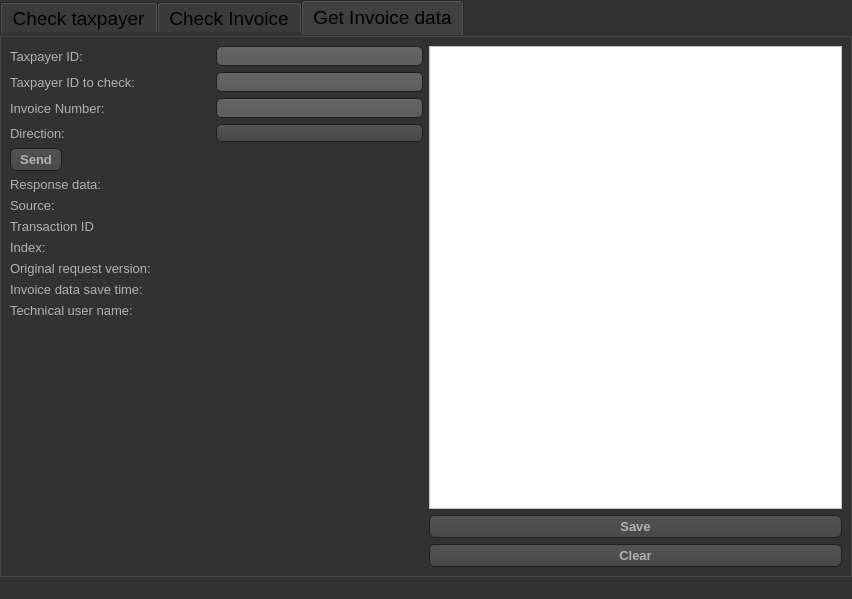
Before: the Qt Designer form child.ui in Antonikas58/hungary-app, drawn with Qt 5.
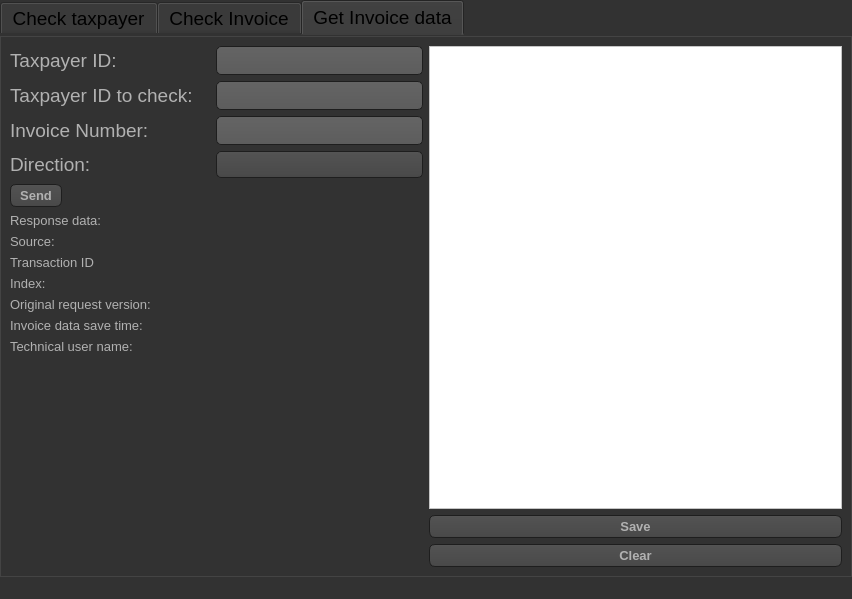
After: the same form once the commit is applied. Icons and pictures are not drawn.

What changed in the file:
```diff
--- a/child.ui
+++ b/child.ui
@@ -1561,7 +1561,7 @@
             <property name="font">
              <font>
               <family>MS Sans Serif</family>
-              <pointsize>10</pointsize>
+              <pointsize>14</pointsize>
              </font>
             </property>
             <property name="styleSheet">
@@ -1583,7 +1583,7 @@
             <property name="font">
              <font>
               <family>MS Sans Serif</family>
-              <pointsize>10</pointsize>
+              <pointsize>14</pointsize>
              </font>
             </property>
             <property name="styleSheet">
@@ -1605,7 +1605,7 @@
             <property name="font">
              <font>
               <family>MS Sans Serif</family>
-              <pointsize>10</pointsize>
+              <pointsize>14</pointsize>
              </font>
             </property>
             <property name="styleSheet">
@@ -1802,6 +1802,12 @@
               <height>16777215</height>
              </size>
             </property>
+            <property name="font">
+             <font>
+              <family>MS Sans Serif</family>
+              <pointsize>14</pointsize>
+             </font>
+            </property>
             <property name="cursor">
              <cursorShape>IBeamCursor</cursorShape>
             </property>
@@ -1837,6 +1843,12 @@
               <height>16777215</height>
              </size>
             </property>
+            <property name="font">
+             <font>
+              <family>MS Sans Serif</family>
+              <pointsize>14</pointsize>
+             </font>
+            </property>
             <property name="toolTip">
              <string>&lt;html&gt;&lt;head/&gt;&lt;body&gt;&lt;p&gt;invoice number to get data &lt;/p&gt;&lt;/body&gt;&lt;/html&gt;</string>
             </property>
@@ -1872,6 +1884,12 @@
               <height>38</height>
              </size>
             </property>
+            <property name="font">
+             <font>
+              <family>MS Sans Serif</family>
+              <pointsize>14</pointsize>
+             </font>
+            </property>
             <property name="cursor">
              <cursorShape>PointingHandCursor</cursorShape>
             </property>
@@ -2141,7 +2159,7 @@
             <property name="font">
              <font>
               <family>MS Sans Serif</family>
-              <pointsize>10</pointsize>
+              <pointsize>14</pointsize>
              </font>
             </property>
             <property name="styleSheet">
@@ -2160,6 +2178,12 @@
               <height>16777215</height>
              </size>
             </property>
+            <property name="font">
+             <font>
+              <family>MS Sans Serif</family>
+              <pointsize>14</pointsize>
+             </font>
+            </property>
             <property name="toolTip">
              <string>&lt;html&gt;&lt;head/&gt;&lt;body&gt;&lt;p&gt;taxpayer id for company that you want to check&lt;/p&gt;&lt;/body&gt;&lt;/html&gt;</string>
             </property>
@@ -2180,7 +2204,9 @@
             <property name="font">
              <font>
               <family>MS Sans Serif</family>
-              <pointsize>10</pointsize>
+              <pointsize>12</pointsize>
+              <weight>75</weight>
+              <bold>true</bold>
              </font>
             </property>
             <property name="styleSheet">
```
Left out of the diff: 58 changed lines with no effect on the pictures.
